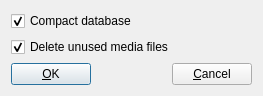
mnemosyne-proj/mnemosyne, file mnemosyne/mnemosyne/pyqt_ui/compact_database_dlg.ui: the form before one commit.
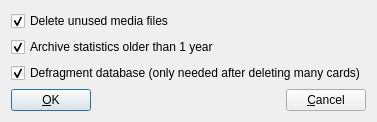
The form after the commit.

```diff
--- a/mnemosyne/mnemosyne/pyqt_ui/compact_database_dlg.ui
+++ b/mnemosyne/mnemosyne/pyqt_ui/compact_database_dlg.ui
@@ -6,8 +6,8 @@
    <rect>
     <x>0</x>
     <y>0</y>
-    <width>263</width>
-    <height>88</height>
+    <width>344</width>
+    <height>114</height>
    </rect>
   </property>
   <property name="windowTitle">
@@ -16,16 +16,6 @@
   <layout class="QVBoxLayout" name="verticalLayout_2">
    <item>
     <layout class="QVBoxLayout" name="verticalLayout">
-     <item>
-      <widget class="QCheckBox" name="compact_database">
-       <property name="text">
-        <string>Compact database</string>
-       </property>
-       <property name="checked">
-        <bool>true</bool>
-       </property>
-      </widget>
-     </item>
      <item>
       <widget class="QCheckBox" name="delete_unused_media_files">
        <property name="text">
@@ -36,6 +26,26 @@
        </property>
       </widget>
      </item>
+     <item>
+      <widget class="QCheckBox" name="archive_old_logs">
+       <property name="text">
+        <string>Archive statistics older than 1 year</string>
+       </property>
+       <property name="checked">
+        <bool>true</bool>
+       </property>
+      </widget>
+     </item>
+     <item>
+      <widget class="QCheckBox" name="compact_database">
+       <property name="text">
+        <string>Defragment database (only needed after deleting many cards)</string>
+       </property>
+       <property name="checked">
+        <bool>true</bool>
+       </property>
+      </widget>
+     </item>
      <item>
       <layout class="QHBoxLayout" name="horizontalLayout">
        <item>
```
